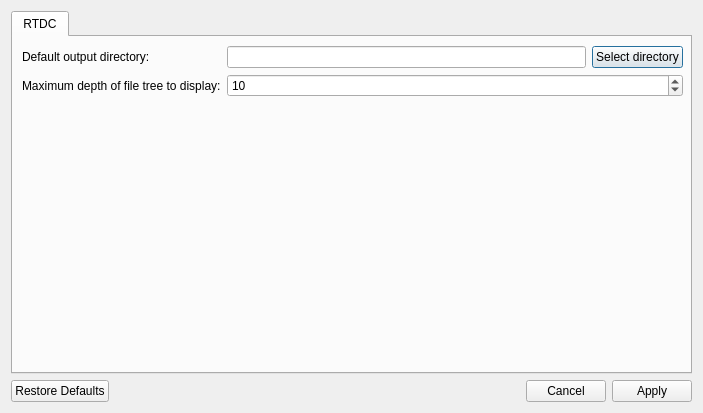
GuckLab/MPL-Data-Cast, file mpl_data_cast/gui/preferences.ui: the form before one commit.
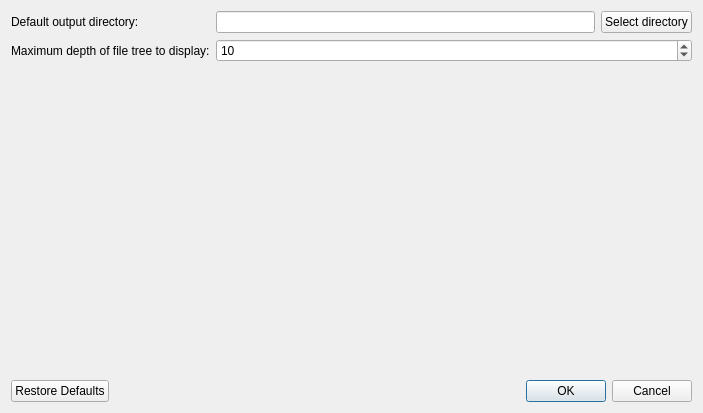
The form after the commit. Icons and pictures are not drawn.

Patch:
```diff
--- a/mpl_data_cast/gui/preferences.ui
+++ b/mpl_data_cast/gui/preferences.ui
@@ -19,23 +19,6 @@
   </property>
   <layout class="QVBoxLayout" name="verticalLayout">
    <item>
-    <widget class="QTabWidget" name="tabWidget">
-     <property name="currentIndex">
-      <number>0</number>
-     </property>
-     <widget class="QWidget" name="tab_rtdc">
-      <attribute name="title">
-       <string>RTDC</string>
-      </attribute>
-      <widget class="QWidget" name="layoutWidget">
-       <property name="geometry">
-        <rect>
-         <x>9</x>
-         <y>9</y>
-         <width>661</width>
-         <height>301</height>
-        </rect>
-       </property>
        <layout class="QGridLayout" name="gridLayout">
         <item row="2" column="0">
          <spacer name="verticalSpacer">
@@ -92,9 +75,6 @@
          </layout>
         </item>
        </layout>
-      </widget>
-     </widget>
-    </widget>
    </item>
    <item>
     <widget class="QDialogButtonBox" name="buttonBox">
@@ -102,7 +82,7 @@
       <enum>Qt::Horizontal</enum>
      </property>
      <property name="standardButtons">
-      <set>QDialogButtonBox::Apply|QDialogButtonBox::Cancel|QDialogButtonBox::RestoreDefaults</set>
+      <set>QDialogButtonBox::Cancel|QDialogButtonBox::Ok|QDialogButtonBox::RestoreDefaults</set>
      </property>
      <property name="centerButtons">
       <bool>false</bool>
```
Left out of the diff: 6 changed lines with no effect on the pictures. Lines whose indentation alone changed are shown as unchanged.
